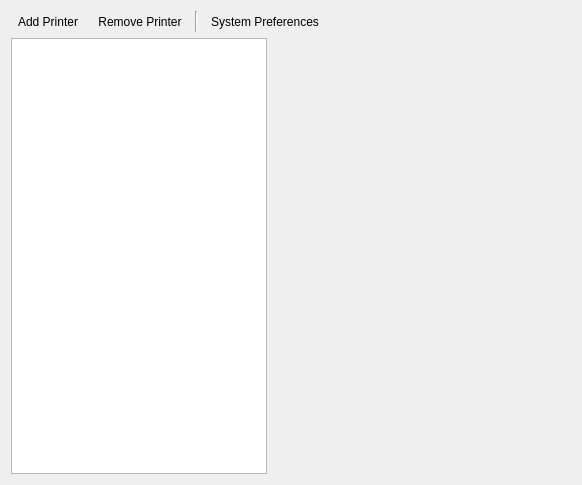
First picture: the form in printer-manager-kcm/PrintKCM.ui, repository KDE/print-manager, before the edit.
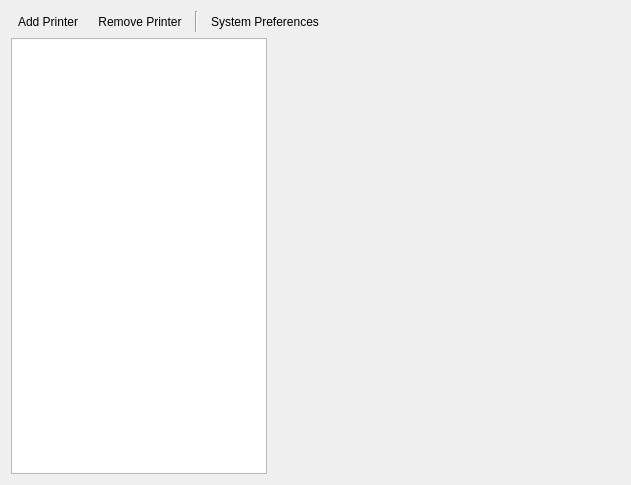
Second picture: the form after the edit. The open tabs and pages were chosen to show the change. Custom widgets are drawn as their Qt base class.

What changed in the file:
```diff
--- a/printer-manager-kcm/PrintKCM.ui
+++ b/printer-manager-kcm/PrintKCM.ui
@@ -6,7 +6,7 @@
    <rect>
     <x>0</x>
     <y>0</y>
-    <width>582</width>
+    <width>631</width>
     <height>485</height>
    </rect>
   </property>
@@ -127,8 +127,8 @@
              <rect>
               <x>0</x>
               <y>0</y>
-              <width>312</width>
-              <height>446</height>
+              <width>100</width>
+              <height>30</height>
              </rect>
             </property>
             <layout class="QGridLayout" name="gridLayout_5">
```
Left out of the diff: 6 changed lines with no effect on the pictures.
